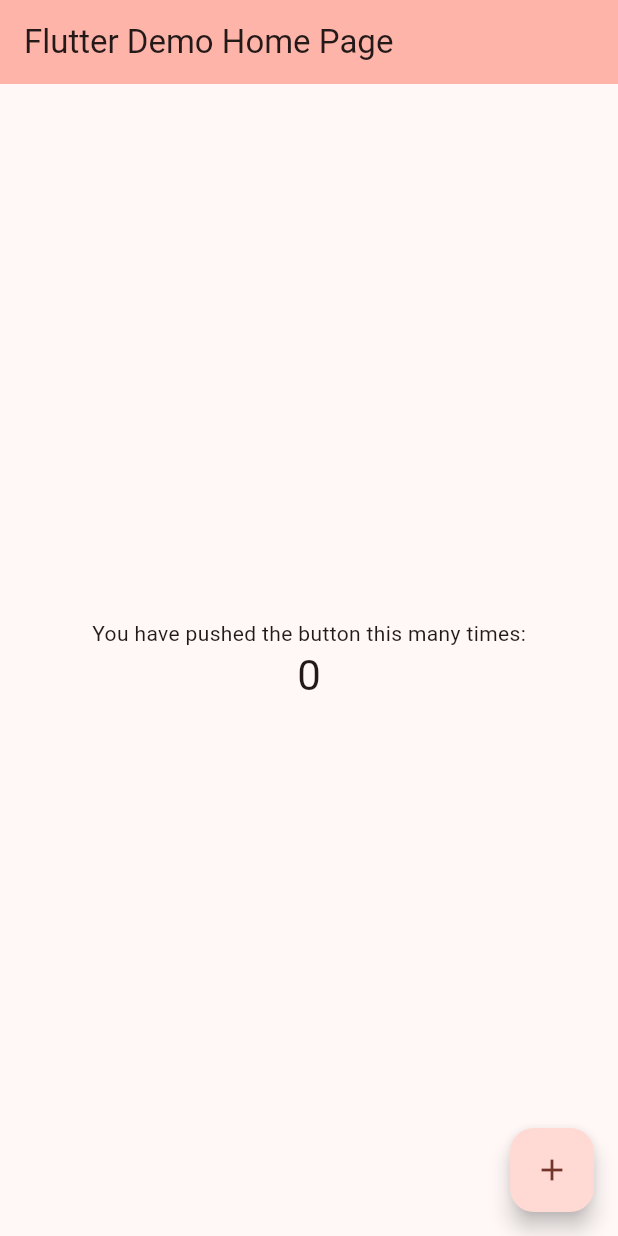
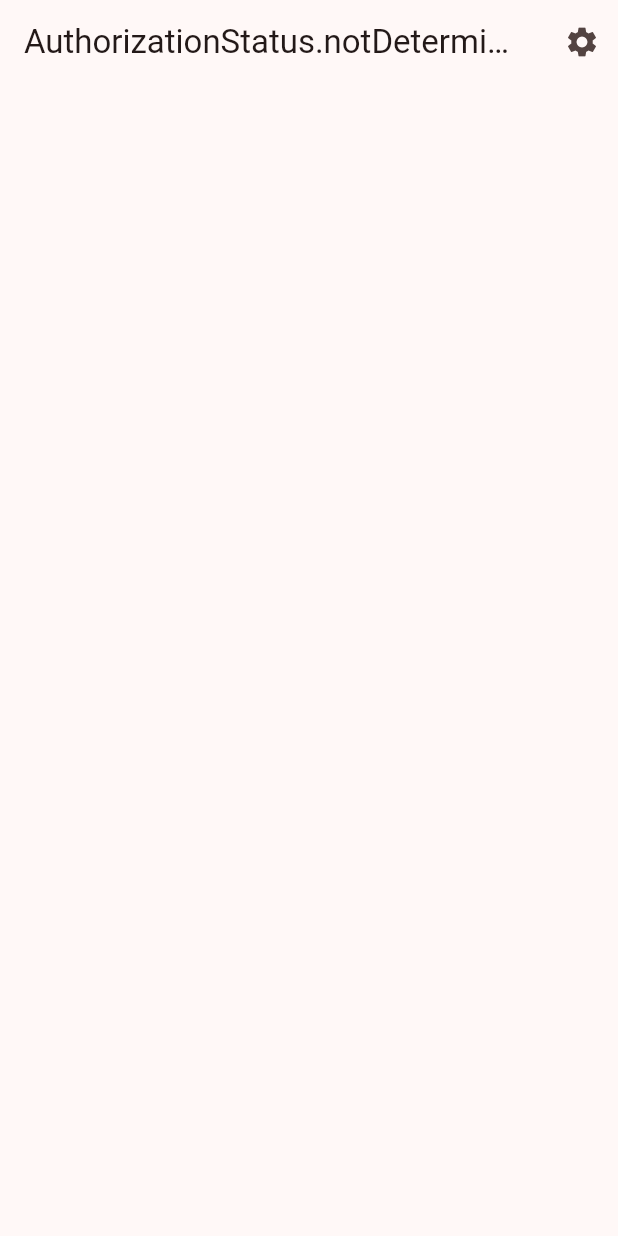
Before and after one commit to Dave-Gom/push_app, a Flutter app: the screen it shows after launch, on a phone screen of 412 x 824 dp. Run offline on Flutter 3.47's test engine with Material 3 defaults, Android fonts, the phone set to English and light mode, and no system bars; our stand-ins replace equatable, firebase_core, firebase_messaging, flutter_bloc, go_router; accounts and stored records are empty.

Commit message:
firebabase addgregado al proyecto

```diff
--- /dev/null
+++ b/lib/config/router/app_router.dart
@@ -0,0 +1,11 @@
+import 'package:go_router/go_router.dart';
+import 'package:push_app/presentation/screens/home_screen.dart';
+
+final appRouter = GoRouter(routes: [
+  GoRoute(
+    path: '/',
+    builder: (context, state) {
+      return const HomeScreen();
+    },
+  )
+]);
--- a/lib/main.dart
+++ b/lib/main.dart
@@ -1,8 +1,13 @@
 import 'package:flutter/material.dart';
+import 'package:flutter_bloc/flutter_bloc.dart';
+import 'package:push_app/config/router/app_router.dart';
 import 'package:push_app/config/theme/app_theme.dart';
+import 'package:push_app/presentation/blocs/notifications/notifications_bloc.dart';
 
 void main() {
-  runApp(const MyApp());
+  runApp(MultiBlocProvider(
+      providers: [BlocProvider(create: (_) => NotificationsBloc())],
+      child: const MyApp()));
 }
 
 class MyApp extends StatelessWidget {
@@ -11,98 +16,10 @@
   // This widget is the root of your application.
   @override
   Widget build(BuildContext context) {
-    return MaterialApp(
+    return MaterialApp.router(
+      routerConfig: appRouter,
       title: 'Flutter Demo',
       theme: AppTheme().getTheme(),
-      home: const MyHomePage(title: 'Flutter Demo Home Page'),
     );
   }
 }
-
-class MyHomePage extends StatefulWidget {
-  const MyHomePage({super.key, required this.title});
-
-  // This widget is the home page of your application. It is stateful, meaning
-  // that it has a State object (defined below) that contains fields that affect
-  // how it looks.
-
-  // This class is the configuration for the state. It holds the values (in this
-  // case the title) provided by the parent (in this case the App widget) and
-  // used by the build method of the State. Fields in a Widget subclass are
-  // always marked "final".
-
-  final String title;
-
-  @override
-  State<MyHomePage> createState() => _MyHomePageState();
-}
-
-class _MyHomePageState extends State<MyHomePage> {
-  int _counter = 0;
-
-  void _incrementCounter() {
-    setState(() {
-      // This call to setState tells the Flutter framework that something has
-      // changed in this State, which causes it to rerun the build method below
-      // so that the display can reflect the updated values. If we changed
-      // _counter without calling setState(), then the build method would not be
-      // called again, and so nothing would appear to happen.
-      _counter++;
-    });
-  }
-
-  @override
-  Widget build(BuildContext context) {
-    // This method is rerun every time setState is called, for instance as done
-    // by the _incrementCounter method above.
-    //
-    // The Flutter framework has been optimized to make rerunning build methods
-    // fast, so that you can just rebuild anything that needs updating rather
-    // than having to individually change instances of widgets.
-    return Scaffold(
-      appBar: AppBar(
-        // TRY THIS: Try changing the color here to a specific color (to
-        // Colors.amber, perhaps?) and trigger a hot reload to see the AppBar
-        // change color while the other colors stay the same.
-        backgroundColor: Theme.of(context).colorScheme.inversePrimary,
-        // Here we take the value from the MyHomePage object that was created by
-        // the App.build method, and use it to set our appbar title.
-        title: Text(widget.title),
-      ),
-      body: Center(
-        // Center is a layout widget. It takes a single child and positions it
-        // in the middle of the parent.
-        child: Column(
-          // Column is also a layout widget. It takes a list of children and
-          // arranges them vertically. By default, it sizes itself to fit its
-          // children horizontally, and tries to be as tall as its parent.
-          //
-          // Column has various properties to control how it sizes itself and
-          // how it positions its children. Here we use mainAxisAlignment to
-          // center the children vertically; the main axis here is the vertical
-          // axis because Columns are vertical (the cross axis would be
-          // horizontal).
-          //
-          // TRY THIS: Invoke "debug painting" (choose the "Toggle Debug Paint"
-          // action in the IDE, or press "p" in the console), to see the
-          // wireframe for each widget.
-          mainAxisAlignment: MainAxisAlignment.center,
-          children: <Widget>[
-            const Text(
-              'You have pushed the button this many times:',
-            ),
-            Text(
-              '$_counter',
-              style: Theme.of(context).textTheme.headlineMedium,
-            ),
-          ],
-        ),
-      ),
-      floatingActionButton: FloatingActionButton(
-        onPressed: _incrementCounter,
-        tooltip: 'Increment',
-        child: const Icon(Icons.add),
-      ), // This trailing comma makes auto-formatting nicer for build methods.
-    );
-  }
-}
--- /dev/null
+++ b/lib/presentation/blocs/notifications/notifications_event.dart
@@ -0,0 +1,8 @@
+part of 'notifications_bloc.dart';
+
+sealed class NotificationsEvent extends Equatable {
+  const NotificationsEvent();
+
+  @override
+  List<Object> get props => [];
+}
--- /dev/null
+++ b/lib/presentation/blocs/notifications/notifications_state.dart
@@ -0,0 +1,19 @@
+part of 'notifications_bloc.dart';
+
+class NotificationsState extends Equatable {
+  final AuthorizationStatus status;
+  final List<dynamic> notifications;
+
+  const NotificationsState(
+      {this.status = AuthorizationStatus.notDetermined,
+      this.notifications = const []});
+
+  NotificationsState copyWith(
+          {AuthorizationStatus? status, List<dynamic>? notifications}) =>
+      NotificationsState(
+          status: status ?? this.status,
+          notifications: notifications ?? this.notifications);
+
+  @override
+  List<Object> get props => [];
+}
--- /dev/null
+++ b/lib/presentation/screens/home_screen.dart
@@ -0,0 +1,41 @@
+import 'package:flutter/material.dart';
+import 'package:flutter_bloc/flutter_bloc.dart';
+import 'package:push_app/presentation/blocs/notifications/notifications_bloc.dart';
+
+class HomeScreen extends StatelessWidget {
+  const HomeScreen({super.key});
+
+  @override
+  Widget build(BuildContext context) {
+    return Scaffold(
+      appBar: AppBar(
+        title: context.select(
+          (NotificationsBloc bloc) {
+            return Text("${bloc.state.status}");
+          },
+        ),
+        actions: [
+          IconButton(
+              onPressed: () {
+                context.read<NotificationsBloc>().requestPersimssion();
+              },
+              icon: const Icon(Icons.settings))
+        ],
+      ),
+      body: _HomeView(),
+    );
+  }
+}
+
+class _HomeView extends StatelessWidget {
+  const _HomeView({super.key});
+
+  @override
+  Widget build(BuildContext context) {
+    return ListView.builder(
+      itemBuilder: (context, index) {
+        return const ListTile();
+      },
+    );
+  }
+}
--- a/pubspec.yaml
+++ b/pubspec.yaml
@@ -35,6 +35,11 @@
   # The following adds the Cupertino Icons font to your application.
   # Use with the CupertinoIcons class for iOS style icons.
   cupertino_icons: ^1.0.6
+  equatable: ^2.0.5
+  flutter_bloc: ^8.1.6
+  go_router: ^14.2.0
+  firebase_messaging: ^15.0.2
+  firebase_core: ^3.1.1
 
 dev_dependencies:
   flutter_test:
```
Also changed, not shown: lib/presentation/blocs/notifications/notifications_bloc.dart (added, +27 -0 lines), firebase.json (added), lib/firebase_options.dart (added), pubspec.lock, 18 other files.
